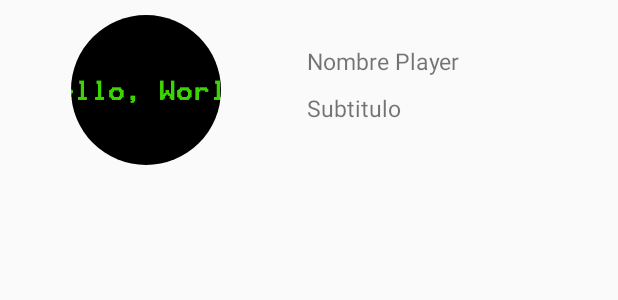
After one commit to Johnvladimir/GameNews, an Android app: the layout item_list_players.xml on its own in the app's theme, with its tools: preview values and no code run, on a phone screen of 412 x 824 dp. The commit adds this screen. Shown: the top 300 px of the screen. Run offline under Robolectric (Android 15) with nearby library versions, the phone set to English and light mode, and no system bars.

Commit message:
Agregado de otros adaptadores

```diff
--- a/app/build.gradle
+++ b/app/build.gradle
@@ -25,6 +25,7 @@ dependencies {
     implementation 'com.android.support:design:27.1.1'
     implementation 'com.android.support:recyclerview-v7:27.1.1'
     implementation 'com.android.support:cardview-v7:27.1.1'
+    implementation 'de.hdodenhof:circleimageview:2.2.0'
     implementation 'com.squareup.retrofit2:retrofit:2.4.0'
     implementation 'com.squareup.retrofit2:converter-gson:2.4.0'
     implementation 'com.android.support:support-v4:27.1.1'
--- /dev/null
+++ b/app/src/main/res/layout/item_list_players.xml
@@ -0,0 +1,39 @@
+<?xml version="1.0" encoding="utf-8"?>
+<LinearLayout xmlns:android="http://schemas.android.com/apk/res/android"
+    android:layout_width="match_parent"
+    android:layout_height="wrap_content"
+    android:orientation="horizontal"
+    android:padding="10dp">
+
+    <de.hdodenhof.circleimageview.CircleImageView
+        android:id="@+id/idImagePlayer"
+        android:layout_width="100dp"
+        android:layout_height="100dp"
+        android:layout_weight="1"
+        android:src="@drawable/hello_world_doc_version1" />
+
+    <LinearLayout
+        android:layout_width="wrap_content"
+        android:layout_height="wrap_content"
+        android:layout_weight="1"
+        android:orientation="vertical"
+        android:padding="20dp">
+
+        <TextView
+            android:id="@+id/idTextPlayer"
+            android:layout_width="match_parent"
+            android:layout_height="wrap_content"
+            android:text="Nombre Player"
+            android:textSize="15dp" />
+
+        <TextView
+            android:id="@+id/idTextPlayer2"
+            android:layout_width="match_parent"
+            android:layout_height="wrap_content"
+            android:layout_marginTop="10dp"
+            android:text="Subtitulo"
+            android:textSize="15dp" />
+
+    </LinearLayout>
+
+</LinearLayout>
```
Also changed, not shown: app/src/main/java/com/example/john/gamenews/Adapters/AdapterRecycler_Player.java (added, +60 -0 lines), app/src/main/java/com/example/john/gamenews/Fragmentos/Fragment_noticias.java (+13 -10 lines), app/src/main/java/com/example/john/gamenews/Fragmentos/Fragments_Add_Tabs/Fragment_Tab_Top_Players.java (+34 -7 lines), app/src/main/res/layout/fragment_fragment__tab__top__players.xml (+6 -4 lines).
